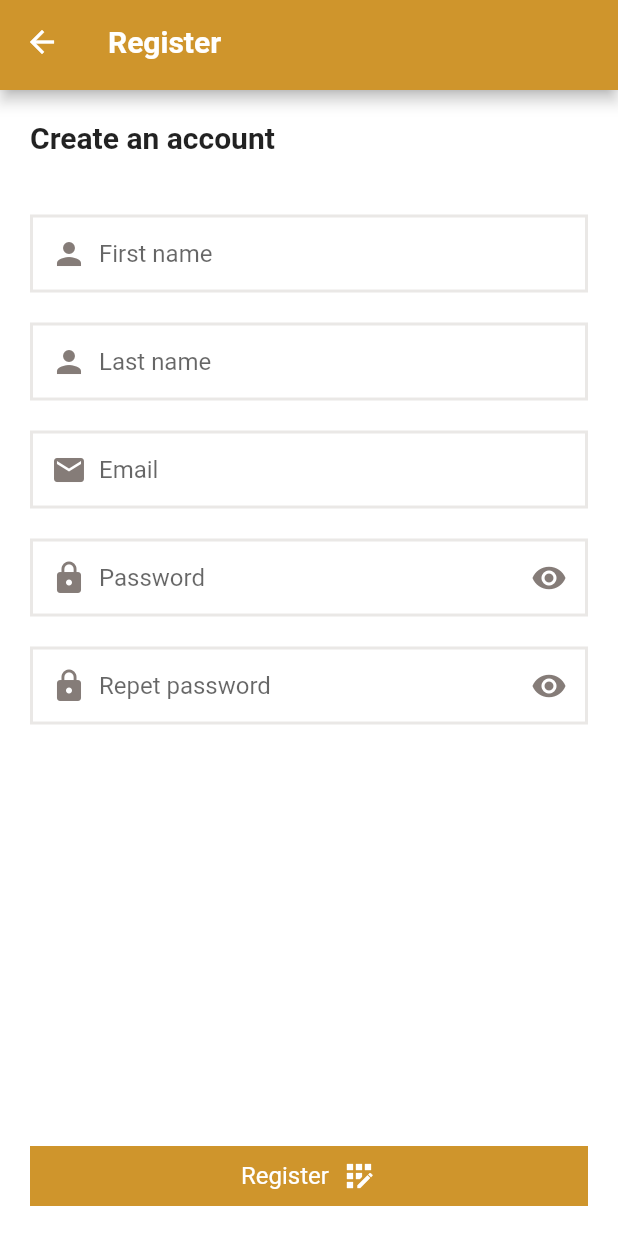
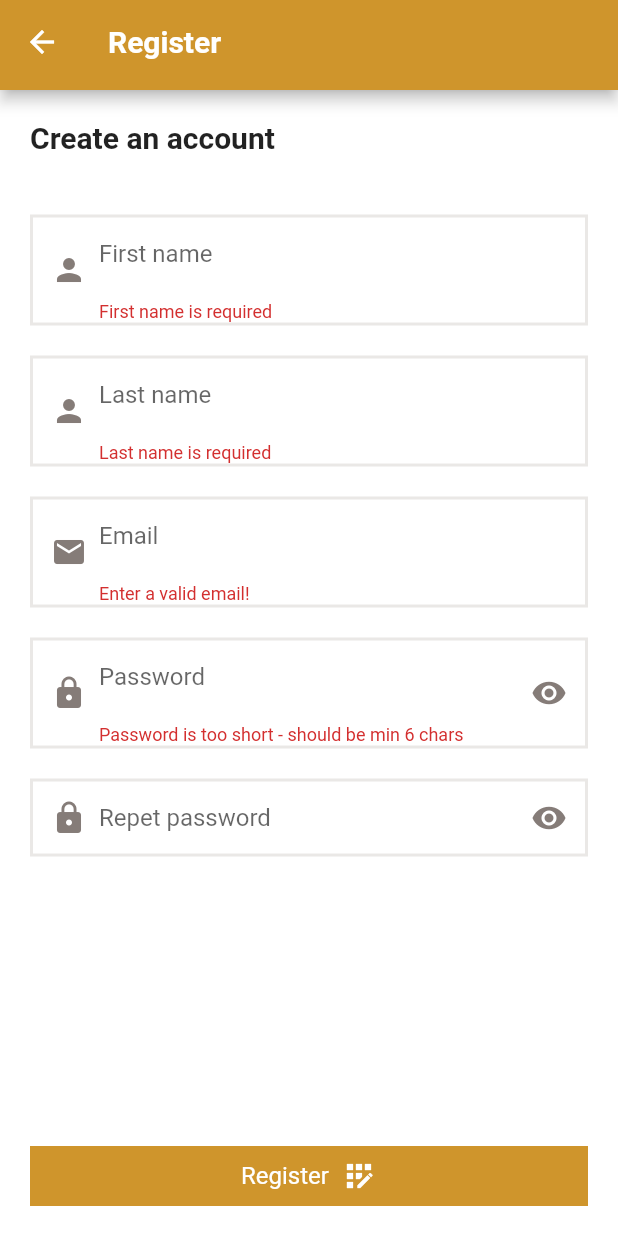
Before and after one commit to ddzelal/Auth, a Flutter app: the RegisterPage screen opened by its route, after a tap on "Register", on a phone screen of 412 x 824 dp. Run offline on Flutter 3.47's test engine with Material 2 defaults, Android fonts, the light colour scheme and no system bars; our stand-ins replace fluttertoast; Roboto replaces fonts that are missing (Urbanist).

Commit message:
implement form validation

```diff
--- a/lib/components/app_text_field.dart
+++ b/lib/components/app_text_field.dart
@@ -8,6 +8,7 @@ class CustomTextField extends StatefulWidget {
   final ValueChanged<String>? onChange;
   final bool? isPassword;
   final TextEditingController? controller;
+  final String? Function(String?)? validator; // Dodali smo validator
 
   const CustomTextField({
     required this.label,
@@ -16,6 +17,7 @@ class CustomTextField extends StatefulWidget {
     this.onChange,
     this.isPassword,
     this.controller,
+    this.validator, // Dodali smo validator
   });
 
   @override
@@ -44,7 +46,8 @@ class _CustomTextFieldState extends State<CustomTextField> {
             Icon(widget.leadingIcon, color: AppColors.dark3),
           SizedBox(width: 8.0),
           Expanded(
-            child: TextField(
+            child: TextFormField(
+              validator: widget.validator,
               controller: widget.controller,
               obscureText: _obscureText,
               onChanged: widget.onChange,
--- /dev/null
+++ b/lib/exceptions/app_custom_exception.dart
@@ -0,0 +1,19 @@
+class NoInternetException {
+  String message;
+  NoInternetException(this.message);
+}
+
+class NoServiceFoundException {
+  String message;
+  NoServiceFoundException(this.message);
+}
+
+class InvalidFormatException {
+  String message;
+  InvalidFormatException(this.message);
+}
+
+class UnknownException {
+  String message;
+  UnknownException(this.message);
+}
--- a/lib/pages/register_page.dart
+++ b/lib/pages/register_page.dart
@@ -1,6 +1,7 @@
 import 'package:flutter/material.dart';
 import 'package:flutter_application_auth/components/app_button.dart';
 import 'package:flutter_application_auth/components/app_text_field.dart';
+import 'package:flutter_application_auth/components/app_toast.dart';
 import 'package:flutter_application_auth/components/toolbar.dart';
 import 'package:flutter_application_auth/config/app_strings.dart';
 import 'package:flutter_application_auth/model/register.model.dart';
@@ -24,6 +25,7 @@ class _RegisterPageState extends State<RegisterPage> {
   final TextEditingController _passwordController = TextEditingController();
   final TextEditingController _repeatPasswordController =
       TextEditingController();
+  final GlobalKey<FormState> _formKey = GlobalKey();
 
   @override
   void dispose() {
@@ -41,15 +43,33 @@ class _RegisterPageState extends State<RegisterPage> {
       setState(() {
         loading = true;
       });
-      await UserApi.register(RegisterModelRequest(
+      try {
+        // Remove this line - this is for test
+        await Future.delayed(const Duration(seconds: 1));
+        final res = await UserApi.register(RegisterModelRequest(
             firstName: _firstNameController.text,
             lastName: _lastNameController.text,
             email: _emailController.text,
             password: _passwordController.text,
             passwordConfirmation: _repeatPasswordController.text));
+        print(res);
+      } catch (e) {
+        ScaffoldMessenger.of(context).showSnackBar(SnackBar(
+          content: Text('Registration failed: $e'), // Display the error message
+        ));
+      }
       setState(() {
         loading = false;
       });
+    }
+
+    void _submit() {
+      final isValid = _formKey.currentState!.validate();
+      if (!isValid) {
+        return;
+      }
+      registerUser();
+      _formKey.currentState!.save();
     }
 
     return Scaffold(
@@ -59,6 +79,8 @@ class _RegisterPageState extends State<RegisterPage> {
         decoration: const BoxDecoration(color: AppColors.backgroundApp),
         child: Padding(
           padding: const EdgeInsets.all(20.0),
+          child: Form(
+            key: _formKey,
             child: Column(
               crossAxisAlignment: CrossAxisAlignment.start,
               children: [
@@ -72,24 +94,50 @@ class _RegisterPageState extends State<RegisterPage> {
                     shrinkWrap: true,
                     children: [
                       CustomTextField(
+                        validator: (value) {
+                          if (value!.isEmpty) {
+                            return 'First name is required';
+                          }
+                          return null;
+                        },
                         label: AppStrings.firstName,
                         leadingIcon: Icons.person,
                         controller: _firstNameController,
                       ),
                       const SizedBox(height: 20),
                       CustomTextField(
+                        validator: (value) {
+                          if (value!.isEmpty) {
+                            return 'Last name is required';
+                          }
+                          return null;
+                        },
                         label: AppStrings.lastName,
                         leadingIcon: Icons.person,
                         controller: _lastNameController,
                       ),
                       const SizedBox(height: 20),
                       CustomTextField(
+                        validator: (value) {
+                          if (value!.isEmpty ||
+                              !RegExp(r"^[a-zA-Z0-9.a-zA-Z0-9.!#$%&'*+-/=?^_`{|}~]+@[a-zA-Z0-9]+\.[a-zA-Z]+")
+                                  .hasMatch(value)) {
+                            return 'Enter a valid email!';
+                          }
+                          return null;
+                        },
                         label: AppStrings.email,
                         leadingIcon: Icons.email,
                         controller: _emailController,
                       ),
                       const SizedBox(height: 20),
                       CustomTextField(
+                        validator: (value) {
+                          if (value!.length < 6) {
+                            return 'Password is too short - should be min 6 chars';
+                          }
+                          return null;
+                        },
                         label: AppStrings.password,
                         leadingIcon: Icons.lock,
                         trailingIcon: Icons.visibility,
@@ -98,6 +146,12 @@ class _RegisterPageState extends State<RegisterPage> {
                       ),
                       const SizedBox(height: 20),
                       CustomTextField(
+                        validator: (value) {
+                          if (value != _passwordController.text) {
+                            return 'Passwords do not match';
+                          }
+                          return null;
+                        },
                         label: 'Repet password',
                         leadingIcon: Icons.lock,
                         trailingIcon: Icons.visibility,
@@ -113,7 +167,7 @@ class _RegisterPageState extends State<RegisterPage> {
                   child: CustomButton(
                     text: AppStrings.register,
                     icon: Icons.app_registration,
-                  onPressed: () => registerUser(),
+                    onPressed: () => _submit(),
                     loading: loading,
                   ),
                 ),
@@ -121,6 +175,7 @@ class _RegisterPageState extends State<RegisterPage> {
             ),
           ),
         ),
+      ),
     );
   }
 }
--- a/lib/services/user_service.dart
+++ b/lib/services/user_service.dart
@@ -1,10 +1,12 @@
 import 'dart:convert';
+import 'dart:io';
 import 'package:flutter_application_auth/components/app_toast.dart';
+import 'package:flutter_application_auth/exceptions/app_custom_exception.dart';
 import 'package:flutter_application_auth/model/register.model.dart';
 import 'package:http/http.dart' as http;
 
 class UserApi {
-  static final BASE_URL = 'http://192.168.0.193:3000';
+  static const BASE_URL = 'http://192.168.0.193:3000';
   static Future<dynamic> register(RegisterModelRequest requestModel) async {
     final url = '$BASE_URL/api/users';
     try {
@@ -12,18 +14,24 @@ class UserApi {
           headers: {"Content-Type": "application/json"},
           body: RegisterModelRequestToJson(requestModel));
       if (response.statusCode == 200) {
-        json.decode(response.body);
-      } else if (response.statusCode == 400) {
-        var errors = jsonDecode(response.body);
-        if (errors is List && errors.isNotEmpty) {
-          String errorMessage = errors[0]['message'];
-          CustomToast.show(message: errorMessage);
-        }
+        CustomToast.show(
+            message: 'User successfully created, please verify your account');
+        return json.decode(response.body);
       } else if (response.statusCode == 409) {
-        CustomToast.show(message: 'Account already exists');
+        return CustomToast.show(message: 'Account already exists');
       }
+      print(jsonDecode(response.body));
+    } on SocketException catch (e) {
+      print(e);
+      throw NoInternetException('No Internet');
+    } on HttpException {
+      throw NoServiceFoundException('No Service Found');
+    } on FormatException catch (e) {
+      print(e);
+      throw InvalidFormatException('Invalid Data Format');
     } catch (e) {
       print(e);
+      throw UnknownException('Unknow');
     }
   }
 }
```
Also changed, not shown: lib/domains/user.dart (deleted, +0 -14 lines). Lines whose indentation alone changed are shown as unchanged.
